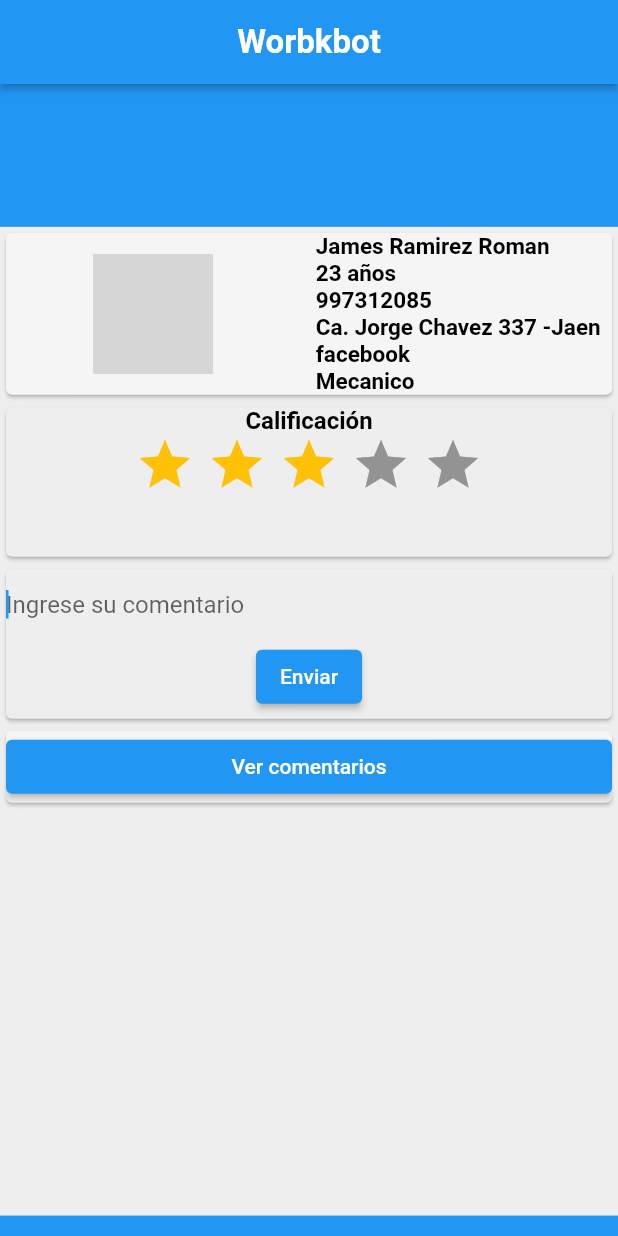
After one commit to alejandrohl5/workbot_servicios, a Flutter app: the Cuerpo screen opened directly, after a tap on an icon or button, on a phone screen of 412 x 824 dp. The commit adds this screen. Run offline on Flutter 3.47's test engine with Material 2 defaults, Android fonts, the phone set to English and light mode, and no system bars; drawn by our look-alikes of flutter_rating_bar; our stand-ins replace animate_do, cloud_firestore, easy_debounce, firebase_auth, firebase_core, google_fonts and 1 more; accounts and stored records are empty; network calls fail; grey boxes are pictures that could not be loaded.

Commit message:
Target de presentacion de colaboradores
v.1

```diff
--- a/lib/Separaciones/Cliente/proPersonas.dart
+++ b/lib/Separaciones/Cliente/proPersonas.dart
@@ -5,6 +5,7 @@ import 'package:flutter/material.dart';
 import 'package:workbot_servicios/victor_perfil.dart';
 import 'package:workbot_servicios/vistaTrabajador.dart';
 import 'package:workbot_servicios/servis.dart';
+import 'package:workbot_servicios/targetadePresntaColab.dart';
 
 void main() {
   WidgetsFlutterBinding
@@ -29,8 +30,6 @@ class Prueba extends StatelessWidget {
     );
   }
 }
-
-
 
 class Cuerpo extends StatefulWidget {
   const Cuerpo({Key? key}) : super(key: key);
@@ -691,7 +690,7 @@ Widget personas() {
           children: const [
             Padding(padding: EdgeInsets.symmetric(vertical: 45)),
             Text(
-              "jose Caceres " "\n" "Chipana Domingez",
+              "James levi  " "\n" "Ramirez Roman",
               style: TextStyle(
                   fontSize: 15,
                   color: Colors.white,
@@ -705,7 +704,7 @@ Widget personas() {
         ),
         onPressed: () {
           Navigator.of(context).push(MaterialPageRoute(
-            builder: ((context) => const perfil()),
+            builder: ((context) => target_james()),
           ));
         });
   });
--- /dev/null
+++ b/lib/targetadePresntaColab.dart
@@ -0,0 +1,288 @@
+import 'package:easy_debounce/easy_debounce.dart';
+import 'package:flutter/material.dart';
+import 'package:flutter_rating_bar/flutter_rating_bar.dart';
+import 'package:google_fonts/google_fonts.dart';
+
+void main() => runApp(target_james());
+
+class target_james extends StatelessWidget {
+  @override
+  Widget build(BuildContext context) {
+    return MaterialApp(
+      title: 'Servicios',
+      debugShowCheckedModeBanner: false,
+      theme: ThemeData(
+        primarySwatch: Colors.blue,
+      ),
+      home: const HomePageWidget(),
+    );
+  }
+}
+
+class HomePageWidget extends StatefulWidget {
+  const HomePageWidget({Key? key}) : super(key: key);
+
+  @override
+  _HomePageWidgetState createState() => _HomePageWidgetState();
+}
+
+class _HomePageWidgetState extends State<HomePageWidget> {
+  late TextEditingController textController;
+
+  final scaffoldKey = GlobalKey<ScaffoldState>();
+
+  @override
+  void initState() {
+    super.initState();
+    textController = TextEditingController();
+  }
+
+  @override
+  Widget build(BuildContext context) {
+    return Scaffold(
+      key: scaffoldKey,
+      appBar: AppBar(
+        backgroundColor: Colors.blue,
+        title: Text('Worbkbot',
+            style: TextStyle(
+              fontSize: 22,
+              color: Colors.white,
+              fontWeight: FontWeight.bold,
+            )),
+        actions: [],
+        centerTitle: true,
+        elevation: 2,
+      ),
+      backgroundColor: Colors.blue,
+      body: SafeArea(
+        child: GestureDetector(
+          onTap: () => FocusScope.of(context).unfocus(),
+          child: Align(
+            alignment: AlignmentDirectional(0.65, 0.75),
+            child: Container(
+              width: MediaQuery.of(context).size.width,
+              height: MediaQuery.of(context).size.height * 0.8,
+              decoration: BoxDecoration(
+                color: Color(0xFFEEEEEE),
+                shape: BoxShape.rectangle,
+              ),
+              alignment: AlignmentDirectional(
+                  -0.050000000000000044, -0.09999999999999998),
+              child: ListView(
+                padding: EdgeInsets.zero,
+                scrollDirection: Axis.vertical,
+                children: [
+                  Card(
+                    clipBehavior: Clip.antiAliasWithSaveLayer,
+                    color: Color(0xFFF5F5F5),
+                    child: Align(
+                      alignment: AlignmentDirectional(-0.7, -0.85),
+                      child: Row(
+                        mainAxisSize: MainAxisSize.min,
+                        mainAxisAlignment: MainAxisAlignment.center,
+                        crossAxisAlignment: CrossAxisAlignment.center,
+                        children: [
+                          Expanded(
+                            child: Align(
+                              alignment: AlignmentDirectional(-0.25, -0.75),
+                              child: SingleChildScrollView(
+                                primary: false,
+                                child: Column(
+                                  mainAxisSize: MainAxisSize.min,
+                                  crossAxisAlignment: CrossAxisAlignment.start,
+                                  children: [
+                                    Align(
+                                      alignment:
+                                          AlignmentDirectional(-0.05, -0.1),
+                                      child: Container(
+                                        width: 80,
+                                        height: 80,
+                                        decoration: BoxDecoration(
+                                          color: Color(0xFFEEEEEE),
+                                          image: DecorationImage(
+                                            fit: BoxFit.contain,
+                                            image: Image.network(
+                                              'https://firebasestorage.googleapis.com/v0/b/pruefirebase-67702.appspot.com/o/colaboradores%2Fdescarga.jfif?alt=media&token=390169ca-e0b1-497e-a248-3a1288935946',
+                                            ).image,
+                                          ),
+                                          shape: BoxShape.circle,
+                                        ),
+                                        alignment: AlignmentDirectional(
+                                            0.10000000000000009, 0),
+                                      ),
+                                    ),
+                                  ],
+                                ),
+                              ),
+                            ),
+                          ),
+                          Expanded(
+                            child: Align(
+                              alignment: AlignmentDirectional(-0.25, -0.85),
+                              child: SingleChildScrollView(
+                                primary: false,
+                                child: Column(
+                                  mainAxisSize: MainAxisSize.min,
+                                  crossAxisAlignment: CrossAxisAlignment.start,
+                                  children: [
+                                    Text('James Ramirez Roman',
+                                        style: TextStyle(
+                                          fontSize: 15,
+                                          color: Colors.black,
+                                          fontWeight: FontWeight.bold,
+                                        )),
+                                    Text('23 años',
+                                        style: TextStyle(
+                                          fontSize: 15,
+                                          color: Colors.black,
+                                          fontWeight: FontWeight.bold,
+                                        )),
+                                    Text('997312085',
+                                        style: TextStyle(
+                                          fontSize: 15,
+                                          color: Colors.black,
+                                          fontWeight: FontWeight.bold,
+                                        )),
+                                    Text('Ca. Jorge Chavez 337 -Jaen',
+                                        style: TextStyle(
+                                          fontSize: 15,
+                                          color: Colors.black,
+                                          fontWeight: FontWeight.bold,
+                                        )),
+                                    Text('facebook',
+                                        style: TextStyle(
+                                          fontSize: 15,
+                                          color: Colors.black,
+                                          fontWeight: FontWeight.bold,
+                                        )),
+                                    Text('Mecanico',
+                                        style: TextStyle(
+                                          fontSize: 15,
+                                          color: Colors.black,
+                                          fontWeight: FontWeight.bold,
+                                        )),
+                                  ],
+                                ),
+                              ),
+                            ),
+                          ),
+                        ],
+                      ),
+                    ),
+                  ),
+                  Card(
+                    clipBehavior: Clip.antiAliasWithSaveLayer,
+                    color: Color(0xFFF5F5F5),
+                    child: Container(
+                      width: 100,
+                      height: 100,
+                      decoration: BoxDecoration(
+                        color: Color(0xFFEEEEEE),
+                      ),
+                      child: Column(
+                        mainAxisSize: MainAxisSize.max,
+                        children: [
+                          Text('Calificación',
+                              style: TextStyle(
+                                fontSize: 16,
+                                color: Colors.black,
+                                fontWeight: FontWeight.bold,
+                              )),
+                          RatingBar.builder(
+                            initialRating: 3,
+                            minRating: 1,
+                            direction: Axis.horizontal,
+                            allowHalfRating: true,
+                            itemCount: 5,
+                            itemPadding: EdgeInsets.symmetric(horizontal: 4.0),
+                            itemBuilder: (context, _) => Icon(
+                              Icons.star,
+                              color: Colors.amber,
+                            ),
+                            onRatingUpdate: (rating) {
+                              print(rating);
+                            },
+                          ),
+                        ],
+                      ),
+                    ),
+                  ),
+                  Card(
+                    clipBehavior: Clip.antiAliasWithSaveLayer,
+                    color: Color(0xFFF5F5F5),
+                    child: Container(
+                      width: 100,
+                      height: 100,
+                      decoration: BoxDecoration(
+                        color: Color(0xFFEEEEEE),
+                      ),
+                      child: Column(
+                        mainAxisSize: MainAxisSize.max,
+                        children: [
+                          Column(
+                            mainAxisSize: MainAxisSize.max,
+                            children: [
+                              TextFormField(
+                                controller: textController,
+                                onChanged: (_) => EasyDebounce.debounce(
+                                  'textController',
+                                  Duration(milliseconds: 2000),
+                                  () => setState(() {}),
+                                ),
+                                autofocus: true,
+                                obscureText: false,
+                                decoration: InputDecoration(
+                                  hintText: 'Ingrese su comentario ',
+                                  enabledBorder: UnderlineInputBorder(
+                                    borderSide: BorderSide(
+                                      color: Color(0x00000000),
+                                      width: 1,
+                                    ),
+                                    borderRadius: const BorderRadius.only(
+                                      topLeft: Radius.circular(4.0),
+                                      topRight: Radius.circular(4.0),
+                                    ),
+                                  ),
+                                  focusedBorder: UnderlineInputBorder(
+                                    borderSide: BorderSide(
+                                      color: Color(0x00000000),
+                                      width: 1,
+                                    ),
+                                    borderRadius: const BorderRadius.only(
+                                      topLeft: Radius.circular(4.0),
+                                      topRight: Radius.circular(4.0),
+                                    ),
+                                  ),
+                                ),
+                              ),
+                              ElevatedButton(
+                                onPressed: () {
+                                  print('Button pressed ...');
+                                },
+                                child: const Text('Enviar'),
+                              ),
+                            ],
+                          ),
+                        ],
+                      ),
+                    ),
+                  ),
+                  Card(
+                    clipBehavior: Clip.antiAliasWithSaveLayer,
+                    color: Color(0xFFF5F5F5),
+                    child: ElevatedButton(
+                      onPressed: () {
+                        print('Button pressed ...');
+                      },
+                      child: const Text('Ver comentarios'),
+                    ),
+                  ),
+                ],
+              ),
+            ),
+          ),
+        ),
+      ),
+    );
+  }
+}
```
Also changed, not shown: pubspec.yaml (+12 -1 lines), pubspec.lock, 2 other files.
